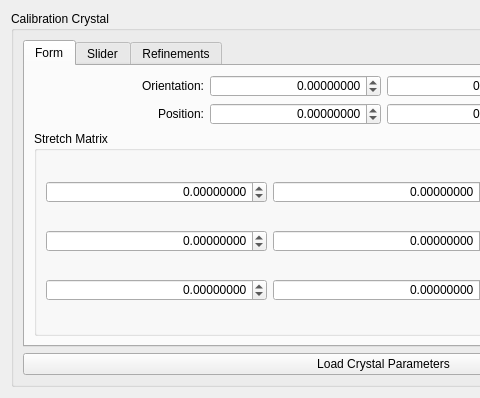
Before: the Qt Designer form hexrd/ui/resources/ui/calibration_crystal_editor.ui in HEXRD/hexrdgui, drawn with Qt 5; both pictures show x 0 to 480 and y 0 to 398 of the 767 by 398 pixel window.
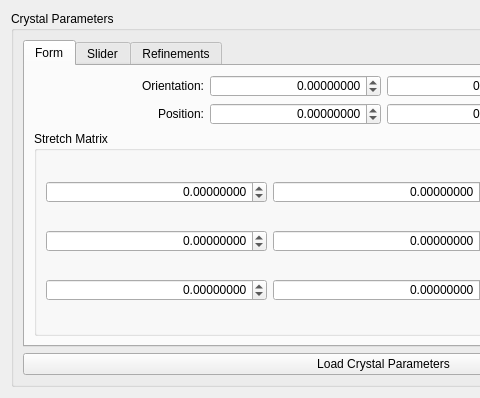
After: the same form once the commit is applied. Custom widgets are drawn as their Qt base class.

Commit message: Rename Calibration Crystal => Crystal Parameters

The edit to the form file:
```diff
--- a/hexrd/ui/resources/ui/calibration_crystal_editor.ui
+++ b/hexrd/ui/resources/ui/calibration_crystal_editor.ui
@@ -39,7 +39,7 @@
       </sizepolicy>
      </property>
      <property name="title">
-      <string>Calibration Crystal</string>
+      <string>Crystal Parameters</string>
      </property>
      <layout class="QGridLayout" name="gridLayout_3">
       <item row="0" column="0" colspan="2">
```
